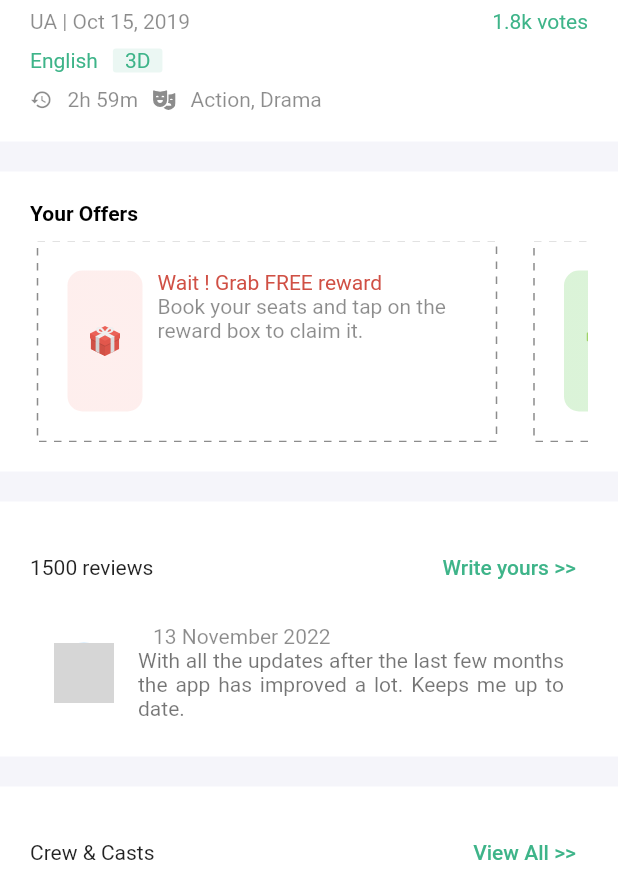
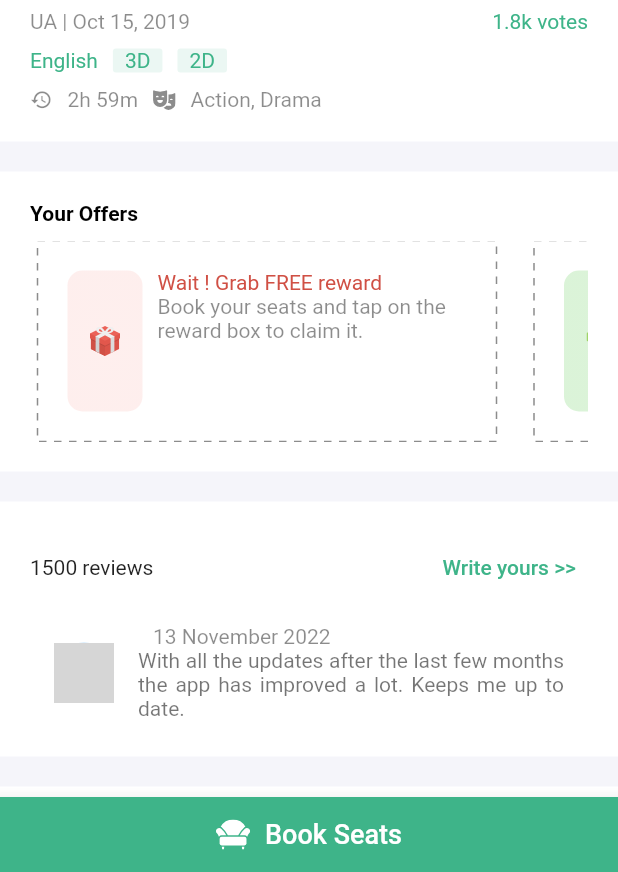
Before and after one commit to Manoj882/movie_booking_app, a Flutter app: the screen it shows once a user with an empty profile is signed in, after a tap on "Prem Geet 3", on a phone screen of 412 x 824 dp, the part 364-1236 px from its top. Run offline on Flutter 3.47's test engine with Material 2 defaults, Android fonts, the phone set to English and light mode, and no system bars; drawn by our look-alikes of dotted_border; our stand-ins replace cached_network_image, firebase_auth, firebase_core, flutter_svg, geocoding, get and 5 more; accounts and stored records are empty; network calls fail; grey boxes are pictures that could not be loaded.

Commit message:
added list cinema screen

```diff
--- a/lib/screens/details_screen.dart
+++ b/lib/screens/details_screen.dart
@@ -1,6 +1,7 @@
 import 'package:flutter/material.dart';
 import 'package:flutter_svg/flutter_svg.dart';
 import 'package:get/get.dart';
+import 'package:movie_booking_app/screens/list_cinema_screen.dart';
 import 'package:movie_booking_app/utils/app_theme.dart';
 import 'package:movie_booking_app/widgets/cast_crew_block.dart';
 import 'package:movie_booking_app/widgets/offer_block.dart';
@@ -61,6 +62,22 @@ class DetailsScreen extends StatelessWidget {
         ),
         child: const Text(
           '3D',
+          style: TextStyle(
+            color: AppTheme.mainColor,
+          ),
+        ),
+      ),
+      const SizedBox(width: 10),
+      Container(
+        padding: const EdgeInsets.symmetric(
+          horizontal: 8,
+        ),
+        decoration: BoxDecoration(
+          borderRadius: BorderRadius.circular(2),
+          color: AppTheme.mainColor.withOpacity(0.1),
+        ),
+        child: const Text(
+          '2D',
           style: TextStyle(
             color: AppTheme.mainColor,
           ),
@@ -161,6 +178,45 @@ class DetailsScreen extends StatelessWidget {
   @override
   Widget build(BuildContext context) {
     return Scaffold(
+      bottomNavigationBar: BottomAppBar(
+        child: ElevatedButton(
+          onPressed: () {
+            Get.to(
+              () => ListCinemaScreen(model: model),
+            );
+          },
+          child: Container(
+            height: 50,
+            width: double.maxFinite,
+            child: Row(
+              mainAxisAlignment: MainAxisAlignment.center,
+              children: [
+                SvgPicture.asset(
+                  'assets/images/icons/armchair.svg',
+                  height: 20,
+                  color: Colors.white,
+                ),
+                const SizedBox(
+                  width: 10,
+                ),
+                const Text(
+                  'Book Seats',
+                  style: TextStyle(
+                    fontSize: 18,
+                  ),
+                ),
+              ],
+            ),
+          ),
+          style: ElevatedButton.styleFrom(
+            backgroundColor: AppTheme.mainColor,
+            elevation: 0,
+            shape: RoundedRectangleBorder(
+              borderRadius: BorderRadius.circular(0),
+            ),
+          ),
+        ),
+      ),
       body: CustomScrollView(
         slivers: [
           SliverAppBar(
@@ -180,7 +236,7 @@ class DetailsScreen extends StatelessWidget {
               background: Hero(
                 tag: '${model.title}$index',
                 child: Container(
-                  decoration:  BoxDecoration(
+                  decoration: BoxDecoration(
                     image: DecorationImage(
                       image: AssetImage(model.bannerUrl),
                       fit: BoxFit.cover,
@@ -197,11 +253,17 @@ class DetailsScreen extends StatelessWidget {
               child: Column(
                 children: [
                   block1(model),
-                  const SizedBox(height: 20,),
+                  const SizedBox(
+                    height: 20,
+                  ),
                   const Offersblock(),
-                  const SizedBox(height: 20,),
+                  const SizedBox(
+                    height: 20,
+                  ),
                   const ReviewBlock(),
-                  const SizedBox(height: 20,),
+                  const SizedBox(
+                    height: 20,
+                  ),
                   const CastCrewblock(),
                 ],
               ),
@@ -211,6 +273,4 @@ class DetailsScreen extends StatelessWidget {
       ),
     );
   }
-
-
 }
--- a/lib/utils/app_theme.dart
+++ b/lib/utils/app_theme.dart
@@ -8,6 +8,10 @@ class AppTheme {
   static const greyColor = Color(0xFFF4F4F4);
   static const redLight = Color(0xFFFFF1F0);
   static const blueLight = Color(0xFFF5F9FF);
+  static const greenColor = Color(0xFF2EC492);
+  static const orangeColor = Color(0xFFEB8D2F);
+  static const blueBorder = Color(0xFF3164CE);
+  static const redBorder = Color(0xFFF14336);
 
   static const redTextColor = Color(0xFFD05045);
   static const greenTextColor = Color(0xFF8CC153);
--- a/lib/widgets/cast_crew_block.dart
+++ b/lib/widgets/cast_crew_block.dart
@@ -36,9 +36,11 @@ class CastCrewblock extends StatelessWidget {
           ),
           Expanded(
             child: ListView.builder(
+              scrollDirection: Axis.horizontal,
               itemCount: crewCast.length,
               itemBuilder: (_, index) {
                 return Container(
+                  padding: const EdgeInsets.all(10),
                   child: Column(
                     children: [
                       ClipRRect(
--- a/pubspec.yaml
+++ b/pubspec.yaml
@@ -49,6 +49,7 @@ dependencies:
   geocoding: ^2.0.5
   loading_overlay: ^0.3.0
   dotted_border: ^2.0.0+3
+  intl: ^0.17.0
 
 dev_dependencies:
   flutter_test:
```
Also changed, not shown: lib/repository/datas/custom_data.dart (+20 -0 lines), lib/repository/models/theatre_model.dart (added, +116 -0 lines), lib/screens/list_cinema_screen.dart (added, +140 -0 lines), lib/widgets/theatre_block.dart (added, +98 -0 lines), assets/images/icons/armchair.svg (added), pubspec.lock.
